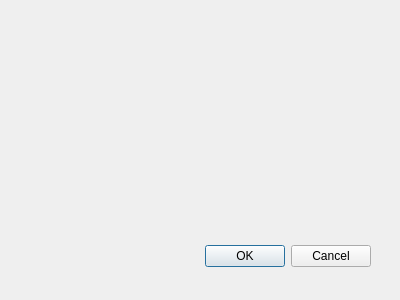
Above: libraries/qxrdlib/qxrdfilewatcherdialog.ui from guyjennings/qxrd before the change. Below: the same form after it.
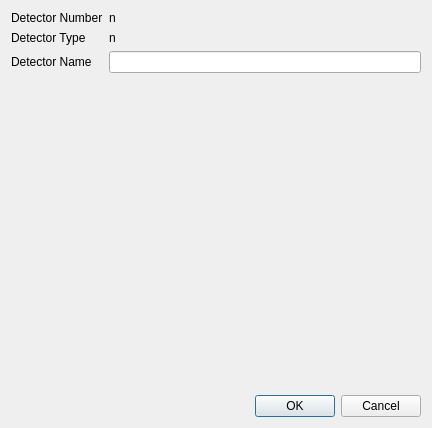
That is the form after the change.

Commit message: More work on detector config dialogs

Patch:
```diff
--- a/libraries/qxrdlib/qxrdfilewatcherdialog.ui
+++ b/libraries/qxrdlib/qxrdfilewatcherdialog.ui
@@ -8,29 +8,76 @@
    <rect>
     <x>0</x>
     <y>0</y>
-    <width>400</width>
-    <height>300</height>
+    <width>432</width>
+    <height>428</height>
    </rect>
   </property>
   <property name="windowTitle">
    <string>Dialog</string>
   </property>
-  <widget class="QDialogButtonBox" name="buttonBox">
-   <property name="geometry">
-    <rect>
-     <x>30</x>
-     <y>240</y>
-     <width>341</width>
-     <height>32</height>
-    </rect>
-   </property>
-   <property name="orientation">
-    <enum>Qt::Horizontal</enum>
-   </property>
-   <property name="standardButtons">
-    <set>QDialogButtonBox::Cancel|QDialogButtonBox::Ok</set>
-   </property>
-  </widget>
+  <layout class="QGridLayout" name="gridLayout">
+   <item row="0" column="0">
+    <widget class="QLabel" name="label">
+     <property name="text">
+      <string>Detector Number</string>
+     </property>
+    </widget>
+   </item>
+   <item row="0" column="1">
+    <widget class="QLabel" name="m_DetectorNumber">
+     <property name="text">
+      <string>n</string>
+     </property>
+    </widget>
+   </item>
+   <item row="1" column="0">
+    <widget class="QLabel" name="label_2">
+     <property name="text">
+      <string>Detector Type</string>
+     </property>
+    </widget>
+   </item>
+   <item row="1" column="1">
+    <widget class="QLabel" name="m_DetectorType">
+     <property name="text">
+      <string>n</string>
+     </property>
+    </widget>
+   </item>
+   <item row="2" column="0">
+    <widget class="QLabel" name="label_3">
+     <property name="text">
+      <string>Detector Name</string>
+     </property>
+    </widget>
+   </item>
+   <item row="2" column="1">
+    <widget class="QLineEdit" name="m_DetectorName"/>
+   </item>
+   <item row="3" column="0" colspan="2">
+    <spacer name="verticalSpacer">
+     <property name="orientation">
+      <enum>Qt::Vertical</enum>
+     </property>
+     <property name="sizeHint" stdset="0">
+      <size>
+       <width>379</width>
+       <height>282</height>
+      </size>
+     </property>
+    </spacer>
+   </item>
+   <item row="4" column="0" colspan="2">
+    <widget class="QDialogButtonBox" name="buttonBox">
+     <property name="orientation">
+      <enum>Qt::Horizontal</enum>
+     </property>
+     <property name="standardButtons">
+      <set>QDialogButtonBox::Cancel|QDialogButtonBox::Ok</set>
+     </property>
+    </widget>
+   </item>
+  </layout>
  </widget>
  <pixmapfunction/>
  <resources/>
```
Left out of the diff: 5 changed lines with no effect on the pictures. The commit also changes 12 other files.
